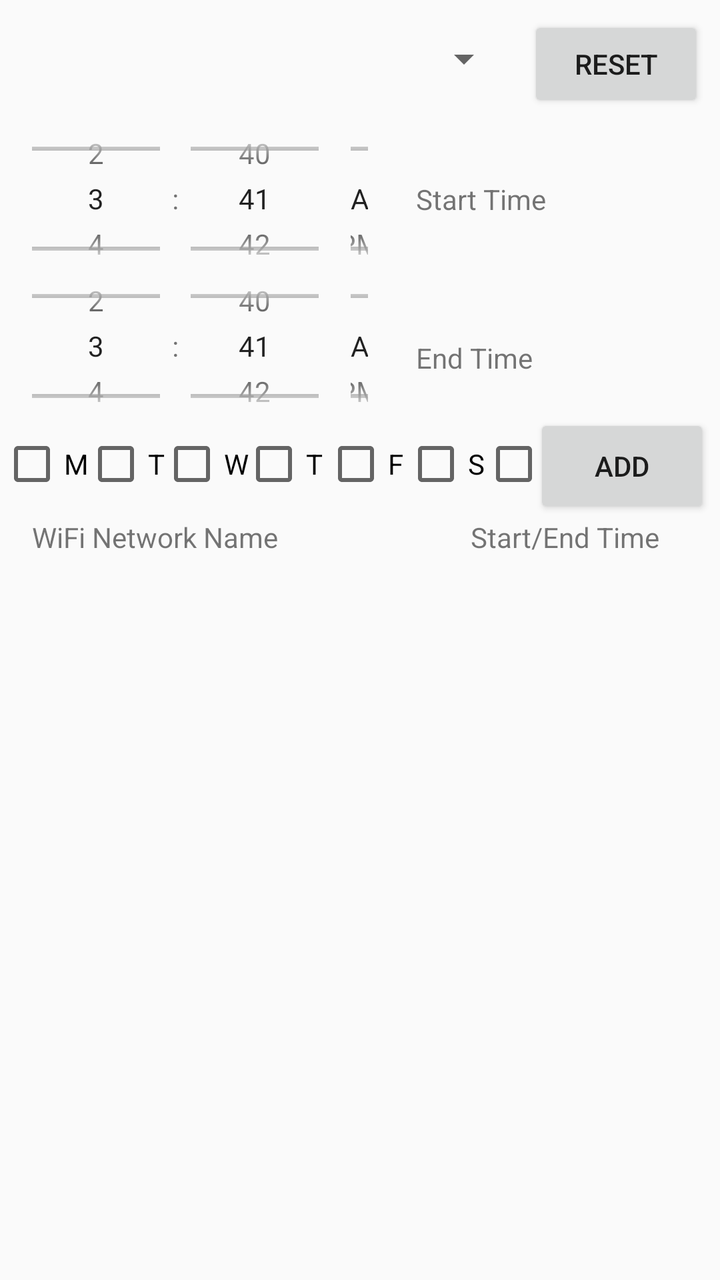
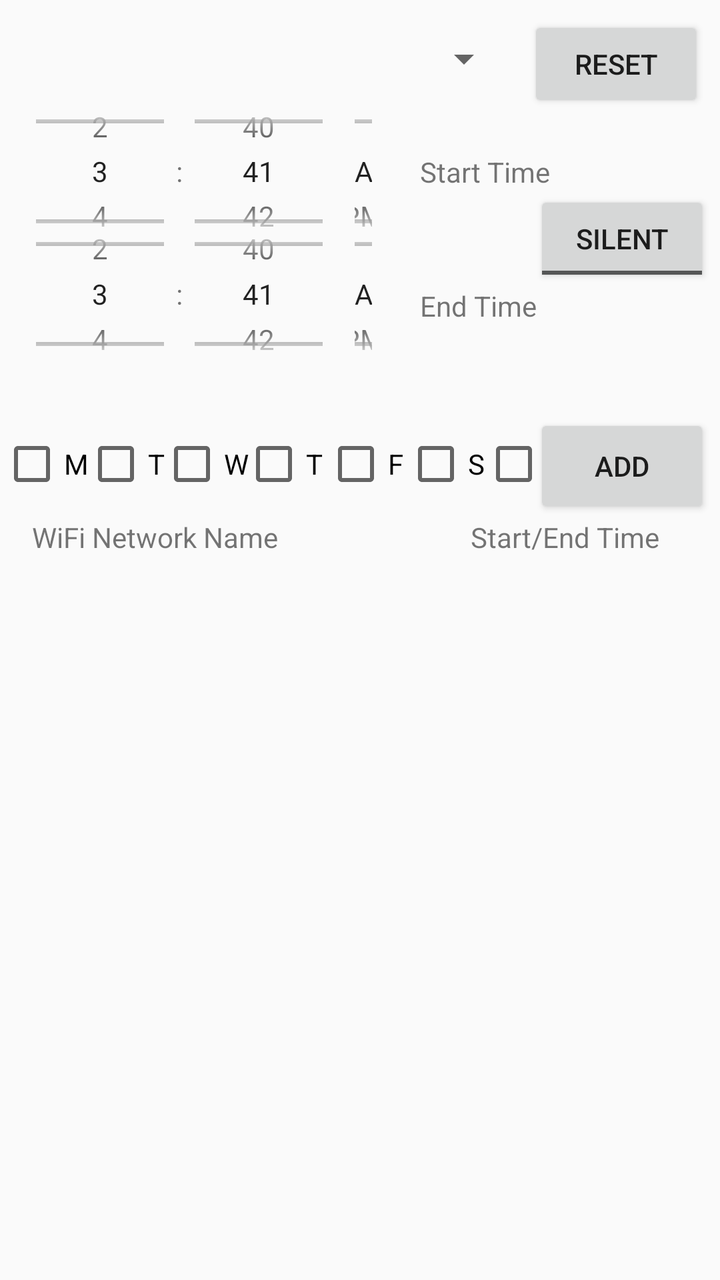

An Android layout rendered at two revisions. The XML below is the earlier revision; the diff shows what the commit changed to produce the second picture.
<!-- AndroidManifest.xml: application theme AppTheme -->
<!-- res/layout/activity_main.xml -->
<?xml version="1.0" encoding="utf-8"?>
<android.support.constraint.ConstraintLayout xmlns:android="http://schemas.android.com/apk/res/android"
    xmlns:app="http://schemas.android.com/apk/res-auto"
    xmlns:tools="http://schemas.android.com/tools"
    android:layout_width="match_parent"
    android:layout_height="match_parent"
    tools:context="testapp.silencertestapp.MainActivity">


    <Button
        android:id="@+id/add"
        android:layout_width="88dp"
        android:layout_height="52dp"
        android:text="add"
        android:onClick="add"
        app:layout_constraintTop_toTopOf="parent"
        android:layout_marginTop="207dp"
        android:layout_marginRight="69dp"
        app:layout_constraintRight_toRightOf="parent"
        android:layout_marginEnd="5dp" />

    <TextView
        android:id="@+id/textView"
        android:layout_width="wrap_content"
        android:layout_height="wrap_content"
        android:text="WiFi Network Name"
        android:windowSoftInputMode="adjustPan"
        android:layout_marginLeft="-44dp"
        app:layout_constraintLeft_toLeftOf="parent"
        android:layout_marginStart="16dp"
        tools:layout_constraintTop_creator="1"
        android:layout_marginTop="11dp"
        app:layout_constraintTop_toBottomOf="@+id/monCheckbox" />

    <TextView
        android:id="@+id/textView2"
        android:layout_width="wrap_content"
        android:layout_height="17dp"
        android:layout_marginRight="93dp"
        android:text="Start/End Time"
        app:layout_constraintRight_toRightOf="parent"
        app:layout_constraintTop_toTopOf="parent"
        android:layout_marginTop="259dp"
        android:layout_marginEnd="30dp" />

    <android.support.constraint.Guideline
        android:layout_width="wrap_content"
        android:layout_height="wrap_content"
        android:id="@+id/guideline3"
        app:layout_constraintGuide_begin="-39dp"
        android:orientation="vertical" />

    <CheckBox
        android:id="@+id/sunCheckbox"
        android:layout_width="wrap_content"
        android:layout_height="wrap_content"
        android:text="SU"
        app:layout_constraintLeft_toLeftOf="parent"
        android:layout_marginLeft="184dp"
        app:layout_constraintTop_toTopOf="parent"
        android:layout_marginTop="216dp"
        android:layout_marginStart="241dp" />


    <CheckBox
        android:id="@+id/satCheckbox"
        android:layout_width="wrap_content"
        android:layout_height="wrap_content"
        android:text="S"
        app:layout_constraintLeft_toLeftOf="parent"
        android:layout_marginLeft="140dp"
        app:layout_constraintTop_toTopOf="parent"
        android:layout_marginTop="216dp"
        android:layout_marginStart="202dp" />

    <CheckBox
        android:id="@+id/friCheckbox"
        android:layout_width="wrap_content"
        android:layout_height="wrap_content"
        android:text="F"
        app:layout_constraintLeft_toLeftOf="parent"
        android:layout_marginLeft="100dp"
        app:layout_constraintTop_toTopOf="parent"
        android:layout_marginTop="216dp"
        android:layout_marginStart="162dp" />

    <CheckBox
        android:id="@+id/thuCheckbox"
        android:layout_width="wrap_content"
        android:layout_height="wrap_content"
        android:text="T"
        app:layout_constraintLeft_toLeftOf="parent"
        android:layout_marginLeft="121dp"
        app:layout_constraintTop_toTopOf="parent"
        android:layout_marginTop="216dp"
        android:layout_marginStart="121dp" />

    <CheckBox
        android:id="@+id/wedCheckBox"
        android:layout_width="wrap_content"
        android:layout_height="wrap_content"
        android:text="W"
        app:layout_constraintLeft_toLeftOf="parent"
        android:layout_marginLeft="80dp"
        app:layout_constraintTop_toTopOf="parent"
        android:layout_marginTop="216dp"
        android:layout_marginStart="80dp" />

    <CheckBox
        android:id="@+id/tuCheckbox"
        android:layout_width="wrap_content"
        android:layout_height="wrap_content"
        android:text="T"
        app:layout_constraintLeft_toLeftOf="parent"
        android:layout_marginLeft="42dp"
        app:layout_constraintTop_toTopOf="parent"
        android:layout_marginTop="216dp"
        android:layout_marginStart="42dp" />

    <CheckBox
        android:id="@+id/monCheckbox"
        android:layout_width="wrap_content"
        android:layout_height="wrap_content"
        android:text="M"
        app:layout_constraintLeft_toLeftOf="parent"
        app:layout_constraintTop_toTopOf="parent"
        android:layout_marginTop="216dp" />

    <TimePicker
        android:id="@+id/startPicker"
        android:layout_width="0dp"
        android:layout_height="100dp"

        android:timePickerMode="spinner"
        app:layout_constraintHorizontal_bias="0.484"
        app:layout_constraintLeft_toLeftOf="@+id/endPicker"
        app:layout_constraintRight_toRightOf="@+id/endPicker"
        tools:layout_constraintTop_creator="1"
        tools:layout_constraintRight_creator="1"
        tools:layout_constraintBottom_creator="1"
        app:layout_constraintBottom_toBottomOf="@+id/textView5"
        android:layout_marginTop="41dp"
        tools:layout_constraintLeft_creator="1"
        android:layout_marginBottom="39dp"
        app:layout_constraintTop_toTopOf="@+id/resetbutton" />


    <TimePicker
        android:id="@+id/endPicker"
        android:layout_width="200dp"
        android:layout_height="100dp"

        android:layout_marginTop="123dp"
        android:timePickerMode="spinner"
        app:layout_constraintHorizontal_bias="0.0"
        app:layout_constraintLeft_toLeftOf="parent"
        app:layout_constraintRight_toRightOf="parent"
        app:layout_constraintTop_toTopOf="parent" />

    <TextView
        android:id="@+id/textView4"
        android:layout_width="wrap_content"
        android:layout_height="wrap_content"
        android:text="Start Time"
        app:layout_constraintBottom_toBottomOf="@+id/startPicker"
        app:layout_constraintTop_toTopOf="@+id/startPicker"
        app:layout_constraintLeft_toRightOf="@+id/startPicker"
        android:layout_marginLeft="8dp"
        android:layout_marginStart="8dp"
        tools:layout_constraintTop_creator="1"
        tools:layout_constraintBottom_creator="1" />

    <TextView
        android:id="@+id/textView5"
        android:layout_width="wrap_content"
        android:layout_height="wrap_content"
        android:text="End Time"
        app:layout_constraintBottom_toBottomOf="@+id/endPicker"
        app:layout_constraintTop_toTopOf="@+id/endPicker"
        app:layout_constraintVertical_bias="0.571"
        app:layout_constraintLeft_toRightOf="@+id/endPicker"
        android:layout_marginLeft="8dp"
        android:layout_marginStart="8dp" />

    <ListView
        android:id="@+id/item_List"
        android:layout_width="0dp"
        android:layout_height="0dp"

        app:layout_constraintHorizontal_bias="0.0"
        app:layout_constraintLeft_toLeftOf="parent"
        app:layout_constraintRight_toRightOf="parent"
        tools:layout_constraintRight_creator="1"
        tools:layout_constraintLeft_creator="1"
        tools:layout_constraintTop_creator="1"
        tools:layout_constraintBottom_creator="1"
        app:layout_constraintBottom_toBottomOf="parent"
        app:layout_constraintTop_toBottomOf="@+id/textView" />

    <Button
        android:id="@+id/resetbutton"
        android:layout_width="wrap_content"
        android:layout_height="wrap_content"
        android:text="Reset"
        app:layout_constraintTop_toTopOf="parent"
        android:layout_marginTop="8dp"
        android:layout_marginRight="8dp"
        app:layout_constraintRight_toRightOf="parent"
        android:onClick="resetSystem"
        android:layout_marginEnd="8dp" />

    <Spinner
        android:id="@+id/wiFiSpinner"
        android:layout_width="240dp"
        android:layout_height="27dp"
        app:layout_constraintTop_toTopOf="parent"
        android:layout_marginLeft="16dp"
        app:layout_constraintLeft_toLeftOf="parent"
        android:layout_marginStart="16dp"
        android:layout_marginTop="16dp" />

</android.support.constraint.ConstraintLayout>
<!-- resources referenced by this layout -->
<resources>
  <style name="AppTheme" parent="Theme.AppCompat.Light.DarkActionBar">
          
          <item name="colorPrimary">@color/colorPrimary</item>
          <item name="colorPrimaryDark">@color/colorPrimaryDark</item>
          <item name="colorAccent">@color/colorAccent</item>
      </style>
  <color name="colorPrimary">#3F51B5</color>
  <color name="colorPrimaryDark">#303F9F</color>
  <color name="colorAccent">#FF4081</color>
</resources>

<!-- the commit's change to res/layout/activity_main.xml (unified diff, before → after) -->
@@ -15,7 +15,7 @@
         android:onClick="add"
         app:layout_constraintTop_toTopOf="parent"
         android:layout_marginTop="207dp"
-        android:layout_marginRight="69dp"
+        android:layout_marginRight="5dp"
         app:layout_constraintRight_toRightOf="parent"
         android:layout_marginEnd="5dp" />
 
@@ -25,7 +25,7 @@
         android:layout_height="wrap_content"
         android:text="WiFi Network Name"
         android:windowSoftInputMode="adjustPan"
-        android:layout_marginLeft="-44dp"
+        android:layout_marginLeft="16dp"
         app:layout_constraintLeft_toLeftOf="parent"
         android:layout_marginStart="16dp"
         tools:layout_constraintTop_creator="1"
@@ -36,7 +36,7 @@
         android:id="@+id/textView2"
         android:layout_width="wrap_content"
         android:layout_height="17dp"
-        android:layout_marginRight="93dp"
+        android:layout_marginRight="30dp"
         android:text="Start/End Time"
         app:layout_constraintRight_toRightOf="parent"
         app:layout_constraintTop_toTopOf="parent"
@@ -47,8 +47,9 @@
         android:layout_width="wrap_content"
         android:layout_height="wrap_content"
         android:id="@+id/guideline3"
-        app:layout_constraintGuide_begin="-39dp"
-        android:orientation="vertical" />
+        android:orientation="vertical"
+        tools:layout_editor_absoluteY="0dp"
+        tools:layout_editor_absoluteX="-358dp" />
 
     <CheckBox
         android:id="@+id/sunCheckbox"
@@ -56,7 +57,7 @@
         android:layout_height="wrap_content"
         android:text="SU"
         app:layout_constraintLeft_toLeftOf="parent"
-        android:layout_marginLeft="184dp"
+        android:layout_marginLeft="241dp"
         app:layout_constraintTop_toTopOf="parent"
         android:layout_marginTop="216dp"
         android:layout_marginStart="241dp" />
@@ -68,7 +69,7 @@
         android:layout_height="wrap_content"
         android:text="S"
         app:layout_constraintLeft_toLeftOf="parent"
-        android:layout_marginLeft="140dp"
+        android:layout_marginLeft="202dp"
         app:layout_constraintTop_toTopOf="parent"
         android:layout_marginTop="216dp"
         android:layout_marginStart="202dp" />
@@ -79,7 +80,7 @@
         android:layout_height="wrap_content"
         android:text="F"
         app:layout_constraintLeft_toLeftOf="parent"
-        android:layout_marginLeft="100dp"
+        android:layout_marginLeft="162dp"
         app:layout_constraintTop_toTopOf="parent"
         android:layout_marginTop="216dp"
         android:layout_marginStart="162dp" />
@@ -129,7 +130,7 @@
     <TimePicker
         android:id="@+id/startPicker"
         android:layout_width="0dp"
-        android:layout_height="100dp"
+        android:layout_height="0dp"
 
         android:timePickerMode="spinner"
         app:layout_constraintHorizontal_bias="0.484"
@@ -139,9 +140,9 @@
         tools:layout_constraintRight_creator="1"
         tools:layout_constraintBottom_creator="1"
         app:layout_constraintBottom_toBottomOf="@+id/textView5"
-        android:layout_marginTop="41dp"
+        android:layout_marginTop="28dp"
         tools:layout_constraintLeft_creator="1"
-        android:layout_marginBottom="39dp"
+        android:layout_marginBottom="27dp"
         app:layout_constraintTop_toTopOf="@+id/resetbutton" />
 
 
@@ -150,9 +151,9 @@
         android:layout_width="200dp"
         android:layout_height="100dp"
 
-        android:layout_marginTop="123dp"
+        android:layout_marginTop="97dp"
         android:timePickerMode="spinner"
-        app:layout_constraintHorizontal_bias="0.0"
+        app:layout_constraintHorizontal_bias="0.012"
         app:layout_constraintLeft_toLeftOf="parent"
         app:layout_constraintRight_toRightOf="parent"
         app:layout_constraintTop_toTopOf="parent" />
@@ -219,4 +220,17 @@
         android:layout_marginStart="16dp"
         android:layout_marginTop="16dp" />
 
+    <ToggleButton
+        android:id="@+id/mode_button"
+        android:layout_width="wrap_content"
+        android:layout_height="wrap_content"
+        android:layout_marginEnd="5dp"
+        android:text="ToggleButton"
+        android:textOff="Silent"
+        android:textOn="Vibrate"
+        app:layout_constraintBottom_toTopOf="@+id/textView5"
+        app:layout_constraintRight_toRightOf="parent"
+        tools:layout_constraintBottom_creator="1"
+        tools:layout_constraintRight_creator="1" />
+
 </android.support.constraint.ConstraintLayout>
